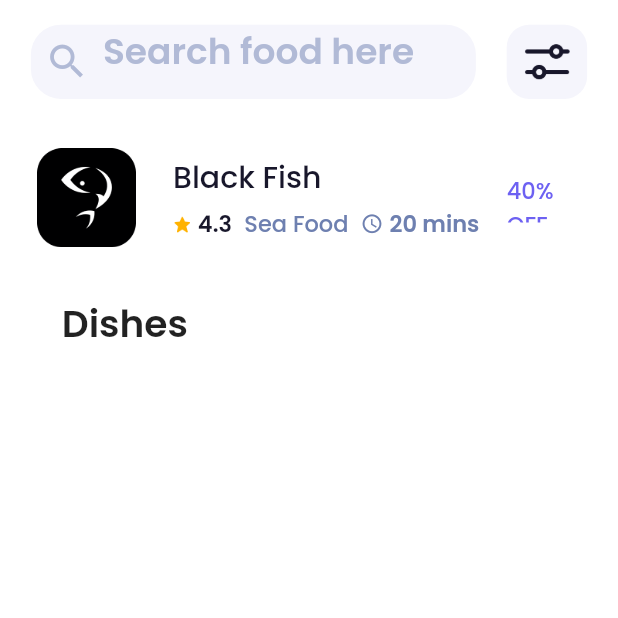
After one commit to NanaTutu/black_hole_delivery, a Flutter app: the SearchResults screen opened directly, on a phone screen of 412 x 824 dp, the top half of it. The commit adds this screen. Run offline on Flutter 3.47's test engine with Material 2 defaults, Android fonts, the phone set to English and light mode, and no system bars; our stand-ins replace font_awesome_flutter, google_fonts, page_view_indicators, persistent_bottom_nav_bar.

Commit message:
UPDATE 08-02-22
search page and search page with details done

```diff
--- a/lib/screens/home_page.dart
+++ b/lib/screens/home_page.dart
@@ -370,7 +370,7 @@ class _HomepageState extends State<Homepage> {
                                                           child: Column(
                                                             crossAxisAlignment: CrossAxisAlignment.start,
                                                             children: [
-                                                              Text("SK Restro", style: GoogleFonts.poppins(
+                                                              Text("Black Fish", style: GoogleFonts.poppins(
                                                                   fontSize: 20,
                                                                   fontWeight: FontWeight.w500,
                                                                   color: const Color.fromRGBO(24, 23, 43, 1)
--- /dev/null
+++ b/lib/screens/search_page_results.dart
@@ -0,0 +1,220 @@
+import 'package:flutter/material.dart';
+import 'package:google_fonts/google_fonts.dart';
+
+class SearchResults extends StatefulWidget {
+  const SearchResults({Key? key}) : super(key: key);
+
+  @override
+  _SearchResultsState createState() => _SearchResultsState();
+}
+
+class _SearchResultsState extends State<SearchResults> {
+  @override
+  Widget build(BuildContext context) {
+    return Scaffold(
+      resizeToAvoidBottomInset: false,
+      body: Stack(
+        children: [
+          Container(
+            width: MediaQuery.of(context).size.width,
+            color: Colors.white,
+            child: SafeArea(
+              child: Column(
+                children: [
+                  Container(
+                      width: MediaQuery.of(context).size.width,
+                      height: MediaQuery.of(context).size.height*0.1,
+                      decoration: const BoxDecoration(
+                          color: Colors.transparent
+                      ),
+                      padding: EdgeInsets.symmetric(
+                          horizontal: MediaQuery.of(context).size.width*0.05,
+                          vertical: MediaQuery.of(context).size.height*0.02
+                      ),
+                      child: Row(
+                        children: [
+                          Expanded(
+                            child: Container(
+                              child: TextField(
+                                decoration: InputDecoration(
+                                  filled: true,
+                                  fillColor: const Color.fromRGBO(240, 240, 250, 0.7),
+                                  hintText: "Search food here",
+                                  hintStyle: GoogleFonts.poppins(
+                                      fontSize: 24,
+                                      color: const Color.fromRGBO(110, 128, 176, 0.5)
+                                  ),
+                                  border: OutlineInputBorder(
+                                      borderRadius: BorderRadius.circular(20),
+                                      borderSide: BorderSide.none
+                                  ),
+                                  prefixIcon: IconButton(
+                                      onPressed: (){},
+                                      icon: const Icon(Icons.search),
+                                      iconSize: 30,
+                                      color: const Color.fromRGBO(110, 128, 176, 0.5)
+                                  ),
+
+                                ),
+                                style: GoogleFonts.poppins(
+                                  fontWeight: FontWeight.w600,
+                                  fontSize: 18,
+                                  color: const Color.fromRGBO(24, 23, 43, 1),
+                                ),
+
+                              ),
+                            ),
+                          ),
+                          SizedBox(width: MediaQuery.of(context).size.width*0.05,),
+                          Container(
+                            width: MediaQuery.of(context).size.width*0.13,
+                            height: MediaQuery.of(context).size.height*0.1,
+                            padding: EdgeInsets.symmetric(
+                              horizontal: MediaQuery.of(context).size.width*0.025
+                            ),
+                            decoration: BoxDecoration(
+                              color: const Color.fromRGBO(240, 240, 250, 0.7),
+                              borderRadius: BorderRadius.circular(15)
+                            ),
+                            child: const Image(
+                              image: AssetImage("assets/images/filter.png"),
+                            ),
+                          )
+                        ],
+                      )
+                  ),
+                  Expanded(
+                    child: SingleChildScrollView(
+                      child: Column(
+                        children: [
+                          Container(
+                            width: MediaQuery.of(context).size.width,
+                            height: MediaQuery.of(context).size.height*0.1,
+                            margin: EdgeInsets.symmetric(
+                              vertical: MediaQuery.of(context).size.height*0.01
+                            ),
+                            padding: EdgeInsets.symmetric(
+                              horizontal: MediaQuery.of(context).size.width*0.05
+                            ),
+                            decoration: BoxDecoration(
+                              color: Colors.transparent,
+                              borderRadius: BorderRadius.circular(20)
+                            ),
+                            child: Row(
+                              children: [
+                                Container(
+                                  width: MediaQuery.of(context).size.width*.18,
+                                  height: MediaQuery.of(context).size.height*0.08,
+                                  decoration: const BoxDecoration(
+                                    color: Colors.transparent,
+                                  ),
+                                  child: const Image(
+                                    image: AssetImage("assets/images/blackFish.png"),
+                                  ),
+                                ),
+                                Expanded(
+                                  child: Container(
+                                    padding: EdgeInsets.symmetric(horizontal: MediaQuery.of(context).size.width*0.05),
+                                    height: MediaQuery.of(context).size.height*0.08,
+                                    child: Column(
+                                      crossAxisAlignment: CrossAxisAlignment.start,
+                                      children: [
+                                        Text("Black Fish", style: GoogleFonts.poppins(
+                                            fontSize: 20,
+                                            fontWeight: FontWeight.w500,
+                                            color: const Color.fromRGBO(24, 23, 43, 1)
+                                        ),),
+                                        Row(
+                                          children: [
+                                            Container(
+                                                child:Align(
+                                                  alignment: Alignment.center,
+                                                  child:  Row(
+                                                    mainAxisAlignment: MainAxisAlignment.spaceEvenly,
+                                                    children: [
+                                                      Image(
+                                                        image: const AssetImage("assets/images/ratingStar.png"),
+                                                        width: MediaQuery.of(context).size.width*0.03,
+                                                      ),
+                                                      SizedBox(width: MediaQuery.of(context).size.width*0.01,),
+                                                      Text("4.3", style: GoogleFonts.poppins(
+                                                          fontWeight: FontWeight.w600,
+                                                          fontSize: 15,
+                                                          color: const Color.fromRGBO(24, 23, 43, 1)
+                                                      ),)
+                                                    ],
+                                                  ),
+                                                )
+                                            ),
+                                            SizedBox(width: MediaQuery.of(context).size.width*0.02,),
+                                            Container(
+                                              child: Text("Sea Food", style: GoogleFonts.poppins(
+                                                  fontWeight: FontWeight.w500,
+                                                  fontSize: 15,
+                                                  color: const Color.fromRGBO(110, 128, 176, 1)
+                                              ),),
+                                            ),
+                                            SizedBox(width: MediaQuery.of(context).size.width*0.02,),
+                                            Container(
+                                              child: Row(
+                                                children: [
+                                                  const Icon(
+                                                      Icons.watch_later_outlined,
+                                                      size: 15,
+                                                      color: Color.fromRGBO(110, 128, 176, 1)
+                                                  ),
+                                                  SizedBox(width: MediaQuery.of(context).size.width*0.01,),
+                                                  Text("20 mins", style: GoogleFonts.poppins(
+                                                      fontWeight: FontWeight.w600,
+                                                      fontSize: 15,
+                                                      color: const Color.fromRGBO(110, 128, 176, 1)
+                                                  ),),
+
+                                                ],
+                                              ),
+                                            )
+                                          ],
+                                        )
+                                      ],
+                                      mainAxisAlignment: MainAxisAlignment.spaceEvenly,
+                                    ),
+                                  ),
+                                ),
+                                Container(
+                                  alignment: Alignment.topLeft,
+                                  width: MediaQuery.of(context).size.width*.13,
+                                  height: MediaQuery.of(context).size.height*0.08,
+                                  padding: EdgeInsets.symmetric(vertical: MediaQuery.of(context).size.height*0.02),
+                                  child: Text("40% OFF", style: GoogleFonts.poppins(
+                                      fontWeight: FontWeight.w500,
+                                      fontSize: 15,
+                                      color: const Color.fromRGBO(109, 97, 242, 1)
+                                  ),),
+                                )
+                              ],
+                            )
+                          ),
+                          Container(
+                            alignment: Alignment.centerLeft,
+                            padding: EdgeInsets.symmetric(
+                              horizontal: MediaQuery.of(context).size.width*0.1
+                            ),
+                            margin: EdgeInsets.only(top: MediaQuery.of(context).size.height*0.02),
+                            child: Text("Dishes", style: GoogleFonts.poppins(
+                              fontSize: 25,
+                              fontWeight: FontWeight.w600
+                            ),),
+                          )
+                        ],
+                      ),
+                    )
+                  )
+                ],
+              ),
+            ),
+          )
+        ],
+      ),
+    );
+  }
+}
```
Also changed, not shown: lib/main.dart (+51 -1 lines), lib/screens/search_page.dart (added, +71 -0 lines).
